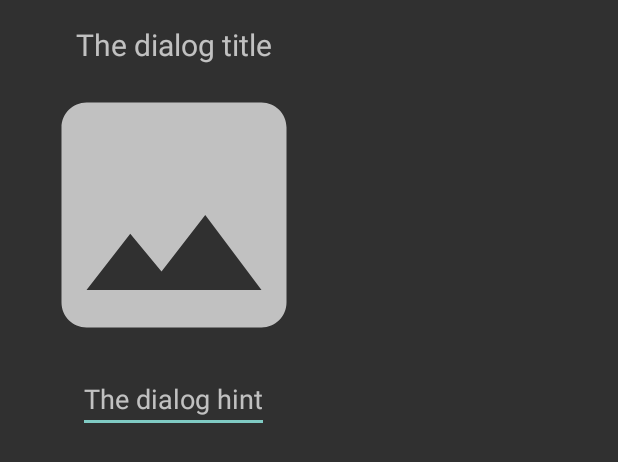
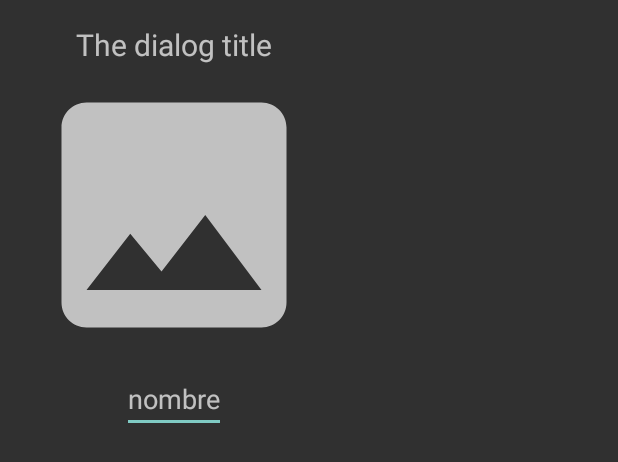
Before and after one commit to geroge282/CaptcamFinal, an Android app: the layout image_edit_dialog.xml on its own in the app's theme, with its tools: preview values and no code run, on a phone screen of 412 x 824 dp. Shown: the top 462 px of the screen. Run offline under Robolectric (Android 15) with nearby library versions, the phone set to English and light mode, and no system bars.

Commit message:
reconocimiento facial

```diff
--- a/app/src/main/java/com/example/captcam1/interface_captcam/DetectorActivity.java
+++ b/app/src/main/java/com/example/captcam1/interface_captcam/DetectorActivity.java
@@ -397,9 +397,9 @@ public class DetectorActivity extends CameraActivity implements OnImageAvailable
     TextView tvTitle = dialogLayout.findViewById(R.id.dlg_title);
     EditText etName = dialogLayout.findViewById(R.id.dlg_input);
 
-    tvTitle.setText("Add Face");
+    tvTitle.setText("ROSTRO RECONOCIDO");
     ivFace.setImageBitmap(rec.getCrop());
-    etName.setHint("Input name");
+    etName.setHint("Ingrese nombre");
 
     builder.setPositiveButton("OK", new DialogInterface.OnClickListener(){
       @Override
--- a/app/src/main/res/layout/image_edit_dialog.xml
+++ b/app/src/main/res/layout/image_edit_dialog.xml
@@ -25,12 +25,11 @@
         />
 
     <EditText
-        android:layout_gravity="center"
         android:id="@+id/dlg_input"
         android:layout_width="wrap_content"
         android:layout_height="wrap_content"
-        tools:hint="The dialog hint"
-        />
+        android:layout_gravity="center"
+        tools:hint="nombre" />
 
 
 </LinearLayout>
```
